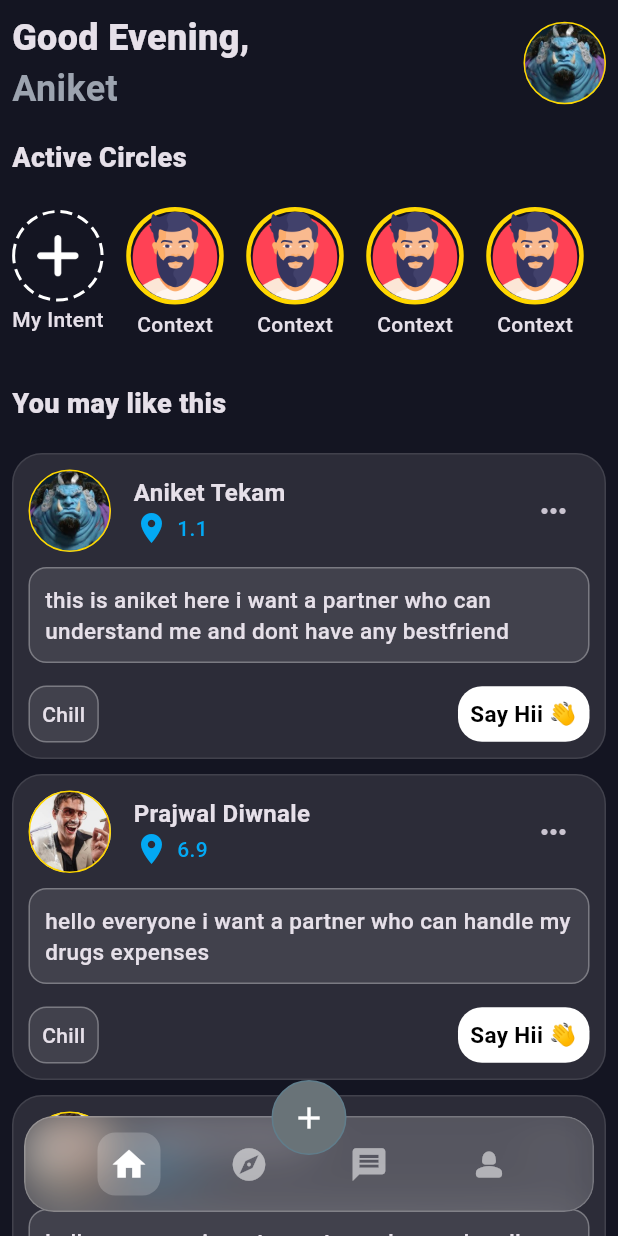
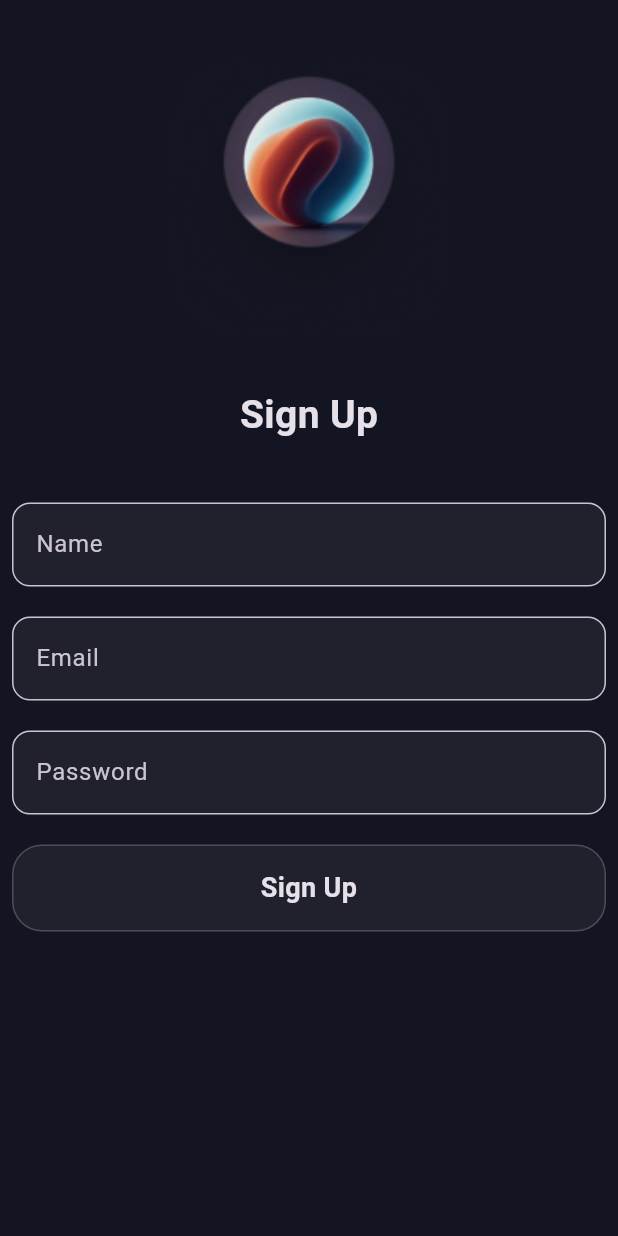
Before and after one commit to yashkhanande/SocialSphere, a Flutter app: the screen it shows after launch, on a phone screen of 412 x 824 dp. Run offline on Flutter 3.47's test engine with Material 3 defaults, Android fonts, the light colour scheme and no system bars; drawn by our look-alikes of dotted_border; our stand-ins replace cloud_firestore, firebase_auth, firebase_core, get; accounts and stored records are empty.

Commit message:
sign  up to do

```diff
--- /dev/null
+++ b/lib/components/app_button.dart
@@ -0,0 +1,30 @@
+import 'package:flutter/material.dart';
+
+class AppButton extends StatelessWidget {
+  final String labelText;
+  final VoidCallback? ontap;
+
+  const AppButton({super.key, required this.labelText, this.ontap});
+  @override
+  Widget build(BuildContext context) {
+    // TODO: implement build
+    return InkWell(
+      borderRadius: BorderRadius.circular(20),
+      onTap: ontap,
+      child: Container(
+        padding: EdgeInsets.all(15),
+        width: MediaQuery.widthOf(context),
+        decoration: BoxDecoration(
+          border: Border.all(color: Colors.white.withValues(alpha: 0.2)),
+          color: Colors.white.withValues(alpha: .05),
+          borderRadius: BorderRadius.circular(20),
+        ),
+        child: Text(
+          labelText,
+          textAlign: TextAlign.center,
+          style: TextStyle(fontWeight: FontWeight.bold, fontSize: 18),
+        ),
+      ),
+    );
+  }
+}
--- /dev/null
+++ b/lib/components/app_textfield.dart
@@ -0,0 +1,36 @@
+import 'package:flutter/material.dart';
+
+class AppTextfield extends StatelessWidget {
+  final String labelText;
+  final bool? obscureText;
+  final bool? isEmail;
+  final TextEditingController? textController;
+
+  const AppTextfield({
+    super.key,
+    required this.labelText,
+    this.obscureText,
+    this.isEmail,
+    this.textController,
+  });
+  @override
+  Widget build(BuildContext context) {
+    // TODO: implement build
+    return TextField(
+      controller: textController,
+      decoration: InputDecoration(
+        labelText: labelText,
+        border: OutlineInputBorder(
+          borderRadius: BorderRadius.circular(12),
+          borderSide: BorderSide(color: Colors.white.withValues(alpha: 0.2)),
+        ),
+        filled: true,
+        fillColor: Colors.white.withValues(alpha: 0.05),
+      ),
+      obscureText: obscureText ?? false,
+      keyboardType: isEmail == true
+          ? TextInputType.emailAddress
+          : TextInputType.text,
+    );
+  }
+}
--- a/lib/components/event_card.dart
+++ b/lib/components/event_card.dart
@@ -23,7 +23,7 @@ class EventCard extends StatelessWidget {
       width: MediaQuery.sizeOf(context).width,
       decoration: BoxDecoration(
         borderRadius: BorderRadius.circular(20),
-        color: Colors.white.withValues(alpha: 0.1),
+        color: Colors.white.withValues(alpha: 0.05),
         border: Border.all(color: Colors.white.withValues(alpha: 0.1)),
       ),
       child: Column(
--- /dev/null
+++ b/lib/controllers/auth_controller.dart
@@ -0,0 +1,32 @@
+import 'package:flutter/material.dart';
+import 'package:get/get.dart';
+import 'package:social_sphere/models/user_model.dart';
+import 'package:social_sphere/services/auth_service.dart';
+import 'package:cloud_firestore/cloud_firestore.dart';
+
+class AuthController extends GetxController{
+  final AuthService _authService  = AuthService();
+  final FirebaseFirestore _firestore = FirebaseFirestore.instance;
+
+  final emailController = TextEditingController();
+  final passwordController = TextEditingController();
+  final nameController = TextEditingController();
+
+
+  void signUp(String email, String password, String name) async {
+
+   final user = await _authService.signIn(email, password);
+
+    AppUser appUser = AppUser(
+      uid: user!.uid,
+      name: name,
+      email: user.email!,
+      isVerified: user.emailVerified,
+    );
+
+    await _firestore.collection("users").doc(user.uid).set(appUser.toMap());
+
+    await user.sendEmailVerification();
+
+  }
+}
--- a/lib/controllers/nav_controller.dart
+++ b/lib/controllers/nav_controller.dart
@@ -1,9 +1,14 @@
 import 'package:get/get.dart';
 import 'package:get/get_state_manager/get_state_manager.dart';
+import 'package:social_sphere/pages/chat/inbox.dart';
+import 'package:social_sphere/pages/explore/explore_page.dart';
+import 'package:social_sphere/pages/home_tab.dart';
+import 'package:social_sphere/pages/homepage.dart';
 
 class NavController extends GetxController {
   final currentIndex = 0.obs;
   void changeTab(int index) {
     currentIndex.value = index;
   }
+  final pages = [HomeTab(), ExplorePage(), Inbox(), ProfileTab()];
 }
--- a/lib/controllers/user_controller.dart
+++ b/lib/controllers/user_controller.dart
@@ -3,4 +3,17 @@ import 'package:get/get.dart';
 class UserController extends GetxController {
   final userName = "Aniket Tekam";
   final profile_photo = "assets/aniket.jpeg";
+  final User user = User(
+    name: "Aniket Tekam",
+    email: "aniket@example.com",
+    profilePhoto: "assets/aniket.jpeg",
+  );
 }
+
+class User {
+  final String? name;
+  final String? email;
+  final String? profilePhoto;
+
+  User({this.name, this.email, this.profilePhoto});
+}
--- a/lib/main.dart
+++ b/lib/main.dart
@@ -1,10 +1,14 @@
+import 'package:firebase_core/firebase_core.dart';
 import 'package:flutter/material.dart';
 import 'package:get/get.dart';
 import 'package:social_sphere/components/app_colors.dart';
 import 'package:social_sphere/controllers/user_controller.dart';
-import 'package:social_sphere/pages/homepage.dart';
+import 'package:social_sphere/firebase_options.dart';
+import 'package:social_sphere/pages/auth/sign_up_page.dart';
 
-void main() {
+void main() async {
+  WidgetsFlutterBinding.ensureInitialized();
+  await Firebase.initializeApp(options: DefaultFirebaseOptions.currentPlatform);
   Get.put(UserController());
   runApp(const MyApp());
 }
@@ -22,7 +26,7 @@ class MyApp extends StatelessWidget {
         scaffoldBackgroundColor: AppColors.background,
         brightness: Brightness.dark,
       ),
-      home: Homepage(),
+      home: SignUpPage(),
     );
   }
 }
--- /dev/null
+++ b/lib/models/user_model.dart
@@ -0,0 +1,25 @@
+class AppUser {
+  final String uid;
+  final String email;
+  final String name;
+  final bool isVerified;
+
+  AppUser({
+    required this.uid,
+    required this.email,
+    required this.name,
+    required this.isVerified,
+  });
+
+  factory AppUser.fromMap(Map<String, dynamic> map){
+    return AppUser(uid: map['uid'], email: map['email'], name: map['name'], isVerified: map['isVerified']);
+  }
+  Map<String, dynamic> toMap() {
+    return {
+      'uid': uid,
+      'email': email,
+      'name': name,
+      'isVerified': isVerified,
+    };
+  }
+}
--- /dev/null
+++ b/lib/pages/auth/sign_up_page.dart
@@ -0,0 +1,44 @@
+import 'package:flutter/material.dart';
+import 'package:get/get.dart';
+import 'package:get/get_core/src/get_main.dart';
+import 'package:social_sphere/components/app_button.dart';
+import 'package:social_sphere/components/app_textfield.dart';
+import 'package:social_sphere/pages/homepage.dart';
+
+class SignUpPage extends StatelessWidget {
+  const SignUpPage({super.key});
+
+  @override
+  Widget build(BuildContext context) {
+    return Scaffold(
+      body: Padding(
+        padding: const EdgeInsets.all(8.0),
+        child: SafeArea(
+          child: SingleChildScrollView(
+            child: Column(
+              mainAxisAlignment: MainAxisAlignment.center,
+              children: [
+                Image.asset("assets/sphere.png", height: 250),
+                Text(
+                  "Sign Up",
+                  style: TextStyle(fontSize: 26, fontWeight: FontWeight.bold),
+                ),
+                const SizedBox(height: 40),
+                AppTextfield(labelText: "Name"),
+                const SizedBox(height: 20),
+                AppTextfield(labelText: "Email", isEmail: true),
+                const SizedBox(height: 20),
+                AppTextfield(labelText: "Password", obscureText: true),
+                const SizedBox(height: 20),
+                AppButton(
+                  labelText: "Sign Up",
+                  ontap: () => Get.offAll(() => Homepage()),
+                ),
+              ],
+            ),
+          ),
+        ),
+      ),
+    );
+  }
+}
--- a/lib/pages/homepage.dart
+++ b/lib/pages/homepage.dart
@@ -2,22 +2,21 @@ import 'package:flutter/material.dart';
 import 'package:get/get.dart';
 import 'package:social_sphere/components/bottom_nav_bar.dart';
 import 'package:social_sphere/controllers/nav_controller.dart';
-import 'package:social_sphere/pages/chat/inbox.dart';
-import 'package:social_sphere/pages/explore/explore_page.dart';
-import 'package:social_sphere/pages/home_tab.dart';
 
 class Homepage extends StatelessWidget {
   Homepage({super.key});
 
   final NavController nav = Get.put(NavController());
-  final pages = [HomeTab(), ExplorePage(), Inbox(), ProfileTab()];
   @override
   Widget build(BuildContext context) {
     return Scaffold(
       body: Stack(
         children: [
           Obx(() {
-            return IndexedStack(index: nav.currentIndex.value, children: pages);
+            return IndexedStack(
+              index: nav.currentIndex.value,
+              children: nav.pages,
+            );
           }),
           Positioned.fill(
             child: Align(
--- /dev/null
+++ b/lib/services/auth_service.dart
@@ -0,0 +1,24 @@
+import 'package:firebase_auth/firebase_auth.dart';
+
+class AuthService {
+  final FirebaseAuth auth = FirebaseAuth.instance;
+
+  Future <User?> signIn(String email, String password) async{
+    UserCredential userCredential = await auth.createUserWithEmailAndPassword(email: email, password: password);
+    return userCredential.user;
+  }
+
+  Future <User?> login(String email , String password) async{
+    UserCredential userCredential = await auth.signInWithEmailAndPassword(email: email, password: password);
+    return userCredential.user;
+  }
+
+  Future <void> logOut() async{
+    await auth.signOut();
+  }
+
+  Stream <User?> authState() {
+    return auth.authStateChanges();
+  }
+
+}
--- a/pubspec.yaml
+++ b/pubspec.yaml
@@ -36,6 +36,9 @@ dependencies:
   cupertino_icons: ^1.0.8
   dotted_border: ^3.1.0
   get: ^4.7.3
+  firebase_core: ^4.4.0
+  firebase_auth: ^6.1.4
+  cloud_firestore: ^6.1.2
 
 dev_dependencies:
   flutter_test:
```
Also changed, not shown: lib/pages/auth/auth_gate.dart (added, +15 -0 lines), lib/pages/auth/login_page.dart (+6 -1 lines), assets/sphere.png (added), firebase.json (added), lib/firebase_options.dart (added), pubspec.lock, 16 other files.
